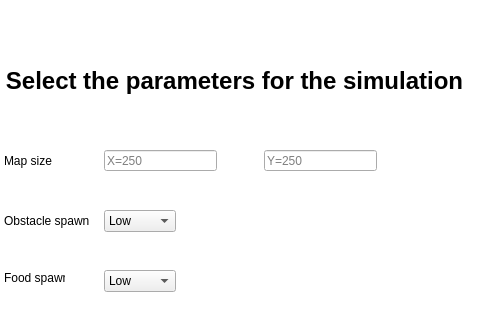
The window that map.ui (Quent1nl/ant-sim) describes before a commit, drawn with Qt 5; both pictures show x 306 to 786 and y 90 to 410 of the 1114 by 703 pixel window.
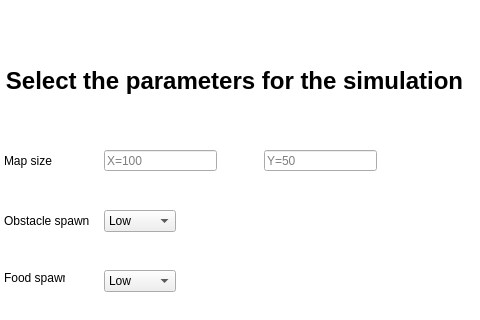
The same window after the commit. Icons and pictures are not drawn.

What changed in the file:
```diff
--- a/map.ui
+++ b/map.ui
@@ -62,7 +62,7 @@
      <string/>
     </property>
     <property name="placeholderText">
-     <string>X=250</string>
+     <string>X=100</string>
     </property>
    </widget>
    <widget class="QLabel" name="labelAnt">
@@ -230,7 +230,7 @@
      <string/>
     </property>
     <property name="placeholderText">
-     <string>Y=250</string>
+     <string>Y=50</string>
     </property>
    </widget>
    <widget class="QComboBox" name="inputFood_2">
```
Left out of the diff: 2 changed lines with no effect on the pictures.
